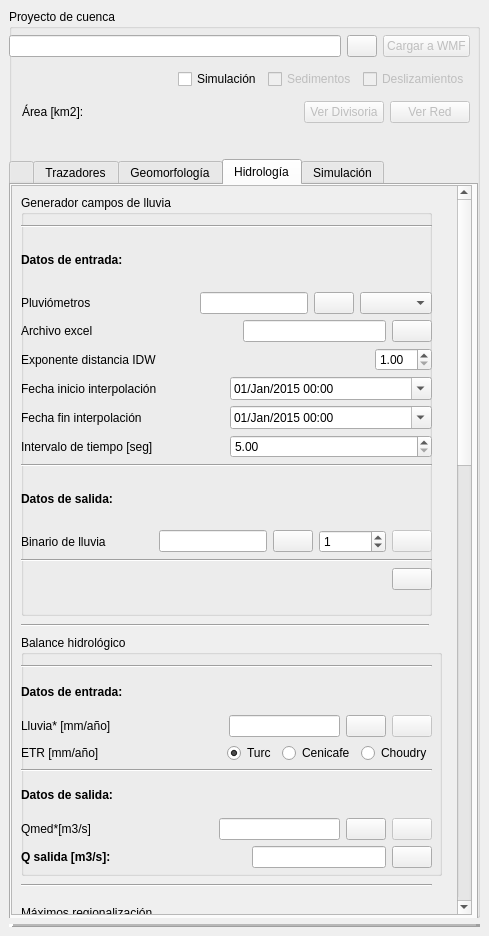
Old version of the form qgisplugin/HydroSEDPlugin_dockwidget_base.ui in the repository nicolas998/WMF.
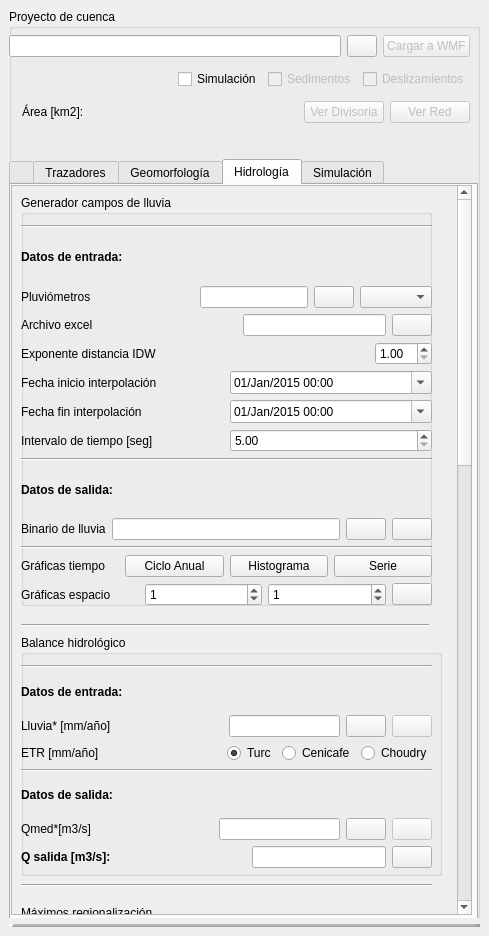
New version of the form. Icons and pictures are not drawn.

Commit message: el interpolador funciona, grafica la serie, histograma y climatologia, además obtiene el campo de precipitacion del periodo seleccionado

```diff
--- a/qgisplugin/HydroSEDPlugin_dockwidget_base.ui
+++ b/qgisplugin/HydroSEDPlugin_dockwidget_base.ui
@@ -2581,7 +2581,7 @@
             <property name="geometry">
              <rect>
               <x>0</x>
-              <y>0</y>
+              <y>-38</y>
               <width>443</width>
               <height>1918</height>
              </rect>
@@ -2985,7 +2985,7 @@
                   <x>0</x>
                   <y>0</y>
                   <width>411</width>
-                  <height>421</height>
+                  <height>411</height>
                  </rect>
                 </property>
                 <property name="title">
@@ -2997,7 +2997,7 @@
                    <x>0</x>
                    <y>30</y>
                    <width>411</width>
-                   <height>365</height>
+                   <height>381</height>
                   </rect>
                  </property>
                  <layout class="QVBoxLayout" name="verticalLayout_13">
@@ -3308,19 +3308,6 @@
                       </property>
                      </widget>
                     </item>
-                    <item>
-                     <spacer name="horizontalSpacer_19">
-                      <property name="orientation">
-                       <enum>Qt::Horizontal</enum>
-                      </property>
-                      <property name="sizeHint" stdset="0">
-                       <size>
-                        <width>10</width>
-                        <height>20</height>
-                       </size>
-                      </property>
-                     </spacer>
-                    </item>
                     <item>
                      <widget class="QLineEdit" name="PathOutHydro_Interpol">
                       <property name="whatsThis">
@@ -3346,43 +3333,12 @@
                      </widget>
                     </item>
                     <item>
-                     <widget class="QDoubleSpinBox" name="spinBoxVerCampoInterpol">
-                      <property name="minimumSize">
-                       <size>
-                        <width>50</width>
-                        <height>0</height>
-                       </size>
+                     <widget class="QPushButton" name="Button_Ejec_HidroInterpol">
+                      <property name="toolTip">
+                       <string>Ejecuta la interpolación para la cuenca con los parámetros dados.</string>
                       </property>
                       <property name="whatsThis">
-                       <string>Entrada del binario de lluvia a visualizar.</string>
-                      </property>
-                      <property name="decimals">
-                       <number>0</number>
-                      </property>
-                      <property name="minimum">
-                       <double>0.000000000000000</double>
-                      </property>
-                      <property name="maximum">
-                       <double>10000000.000000000000000</double>
-                      </property>
-                      <property name="value">
-                       <double>1.000000000000000</double>
-                      </property>
-                     </widget>
-                    </item>
-                    <item>
-                     <widget class="QPushButton" name="Button_HidroViewRainFieldBinary">
-                      <property name="enabled">
-                       <bool>false</bool>
-                      </property>
-                      <property name="maximumSize">
-                       <size>
-                        <width>40</width>
-                        <height>16777215</height>
-                       </size>
-                      </property>
-                      <property name="whatsThis">
-                       <string>Visualiza una entrada del binario de lluvia interpolado.</string>
+                       <string>Ejecuta la interpolación para la cuenca con los parámetros dados.</string>
                       </property>
                       <property name="text">
                        <string/>
@@ -3405,25 +3361,161 @@
                   <item>
                    <layout class="QHBoxLayout" name="horizontalLayout_33">
                     <item>
-                     <spacer name="horizontalSpacer_18">
-                      <property name="orientation">
-                       <enum>Qt::Horizontal</enum>
+                     <widget class="QLabel" name="label_66">
+                      <property name="toolTip">
+                       <string>Ruta de guardado del binario de fortran con la serie de precipitación interpolada.</string>
                       </property>
-                      <property name="sizeHint" stdset="0">
+                      <property name="whatsThis">
+                       <string>Ruta de guardado del binario de fortran con la serie de precipitación interpolada.</string>
+                      </property>
+                      <property name="text">
+                       <string>Gráficas tiempo</string>
+                      </property>
+                     </widget>
+                    </item>
+                    <item>
+                     <widget class="QPushButton" name="Button_InterpolCiclo">
+                      <property name="minimumSize">
+                       <size>
+                        <width>20</width>
+                        <height>0</height>
+                       </size>
+                      </property>
+                      <property name="toolTip">
+                       <string>Ejecuta la interpolación para la cuenca con los parámetros dados.</string>
+                      </property>
+                      <property name="whatsThis">
+                       <string>Ejecuta la interpolación para la cuenca con los parámetros dados.</string>
+                      </property>
+                      <property name="text">
+                       <string>Ciclo Anual</string>
+                      </property>
+                     </widget>
+                    </item>
+                    <item>
+                     <widget class="QPushButton" name="Button_InterpolHistogram">
+                      <property name="minimumSize">
                        <size>
                         <width>10</width>
-                        <height>20</height>
+                        <height>0</height>
                        </size>
                       </property>
-                     </spacer>
+                      <property name="toolTip">
+                       <string>Ejecuta la interpolación para la cuenca con los parámetros dados.</string>
+                      </property>
+                      <property name="whatsThis">
+                       <string>Ejecuta la interpolación para la cuenca con los parámetros dados.</string>
+                      </property>
+                      <property name="text">
+                       <string>Histograma</string>
+                      </property>
+                     </widget>
                     </item>
                     <item>
-                     <widget class="QPushButton" name="Butto_Ejec_HidroInterpol">
+                     <widget class="QPushButton" name="Button_InterpolSerieView">
+                      <property name="minimumSize">
+                       <size>
+                        <width>20</width>
+                        <height>0</height>
+                       </size>
+                      </property>
+                      <property name="maximumSize">
+                       <size>
+                        <width>100</width>
+                        <height>16777215</height>
+                       </size>
+                      </property>
                       <property name="toolTip">
                        <string>Ejecuta la interpolación para la cuenca con los parámetros dados.</string>
                       </property>
                       <property name="whatsThis">
                        <string>Ejecuta la interpolación para la cuenca con los parámetros dados.</string>
+                      </property>
+                      <property name="text">
+                       <string>Serie</string>
+                      </property>
+                     </widget>
+                    </item>
+                   </layout>
+                  </item>
+                  <item>
+                   <layout class="QHBoxLayout" name="horizontalLayout_62">
+                    <item>
+                     <widget class="QLabel" name="label_67">
+                      <property name="toolTip">
+                       <string>Ruta de guardado del binario de fortran con la serie de precipitación interpolada.</string>
+                      </property>
+                      <property name="whatsThis">
+                       <string>Ruta de guardado del binario de fortran con la serie de precipitación interpolada.</string>
+                      </property>
+                      <property name="text">
+                       <string>Gráficas espacio</string>
+                      </property>
+                     </widget>
+                    </item>
+                    <item>
+                     <widget class="QDoubleSpinBox" name="spinBoxCampoInicio">
+                      <property name="minimumSize">
+                       <size>
+                        <width>20</width>
+                        <height>0</height>
+                       </size>
+                      </property>
+                      <property name="whatsThis">
+                       <string>Entrada del binario de lluvia a visualizar.</string>
+                      </property>
+                      <property name="decimals">
+                       <number>0</number>
+                      </property>
+                      <property name="minimum">
+                       <double>0.000000000000000</double>
+                      </property>
+                      <property name="maximum">
+                       <double>10000000.000000000000000</double>
+                      </property>
+                      <property name="value">
+                       <double>1.000000000000000</double>
+                      </property>
+                     </widget>
+                    </item>
+                    <item>
+                     <widget class="QDoubleSpinBox" name="spinBoxCampoFin">
+                      <property name="minimumSize">
+                       <size>
+                        <width>50</width>
+                        <height>0</height>
+                       </size>
+                      </property>
+                      <property name="whatsThis">
+                       <string>Entrada del binario de lluvia a visualizar.</string>
+                      </property>
+                      <property name="decimals">
+                       <number>0</number>
+                      </property>
+                      <property name="minimum">
+                       <double>0.000000000000000</double>
+                      </property>
+                      <property name="maximum">
+                       <double>10000000.000000000000000</double>
+                      </property>
+                      <property name="value">
+                       <double>1.000000000000000</double>
+                      </property>
+                     </widget>
+                    </item>
+                    <item>
+                     <widget class="QPushButton" name="Button_InterpolViewField">
+                      <property name="enabled">
+                       <bool>true</bool>
+                      </property>
+                      <property name="maximumSize">
+                       <size>
+                        <width>40</width>
+                        <height>16777215</height>
+                       </size>
+                      </property>
+                      <property name="whatsThis">
+                       <string>Visualiza una entrada del binario de lluvia interpolado.</string>
                       </property>
                       <property name="text">
                        <string/>
```
Left out of the diff: 6 changed lines with no effect on the pictures. The commit also changes 3 other files.
